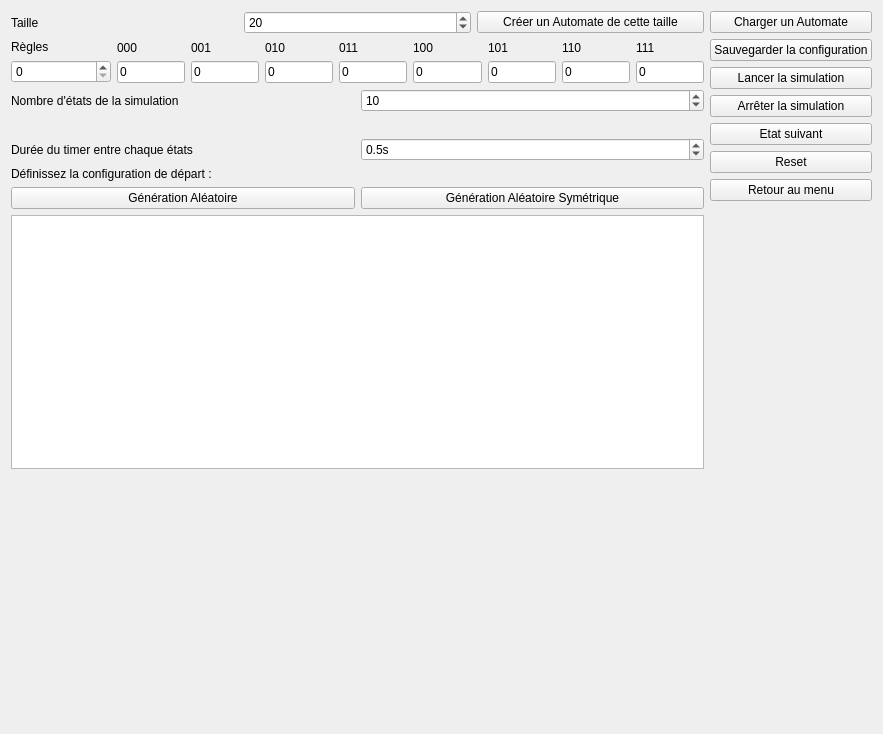
First picture: the form in automate_1d.ui, repository artemisart/lo21-gameoflife, before the edit.
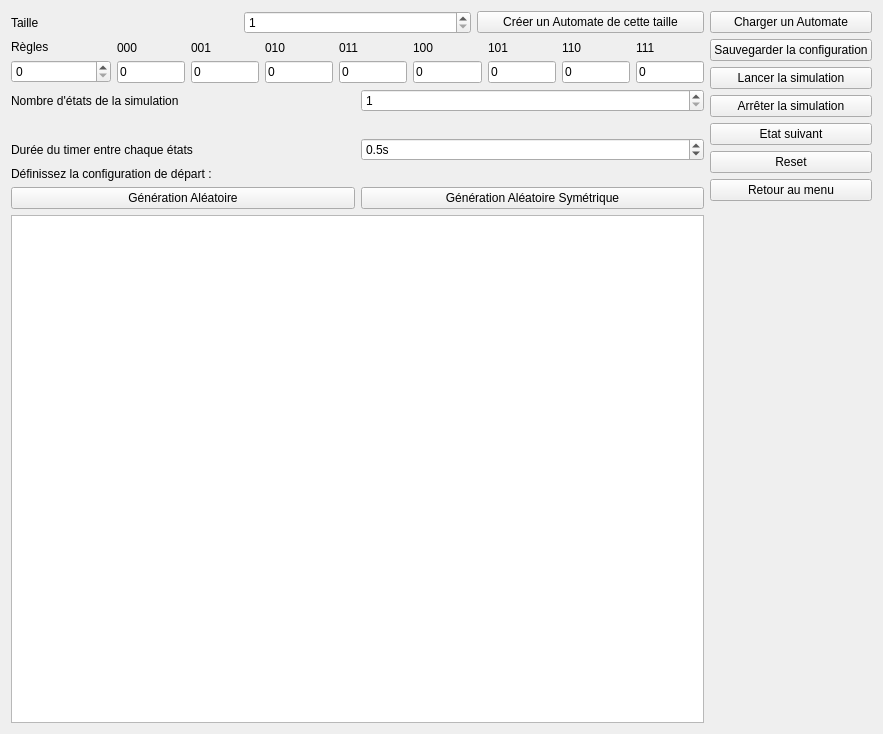
Second picture: the form after the edit.

Commit message: 1d ui : rename elements, change parameters

Diff of the .ui file:
```diff
--- a/automate_1d.ui
+++ b/automate_1d.ui
@@ -29,9 +29,12 @@
         </widget>
        </item>
        <item>
-        <widget class="QSpinBox" name="size_Box">
-         <property name="value">
-          <number>20</number>
+        <widget class="QSpinBox" name="sizeSpinbox">
+         <property name="minimum">
+          <number>1</number>
+         </property>
+         <property name="maximum">
+          <number>1000</number>
          </property>
         </widget>
        </item>
@@ -239,8 +242,11 @@
        </item>
        <item>
         <widget class="QSpinBox" name="nb_etats">
-         <property name="value">
-          <number>10</number>
+         <property name="minimum">
+          <number>1</number>
+         </property>
+         <property name="maximum">
+          <number>1000</number>
          </property>
         </widget>
        </item>
@@ -329,10 +335,10 @@
         </size>
        </property>
        <property name="verticalScrollBarPolicy">
-        <enum>Qt::ScrollBarAlwaysOff</enum>
+        <enum>Qt::ScrollBarAsNeeded</enum>
        </property>
        <property name="horizontalScrollBarPolicy">
-        <enum>Qt::ScrollBarAlwaysOff</enum>
+        <enum>Qt::ScrollBarAsNeeded</enum>
        </property>
        <property name="sizeAdjustPolicy">
         <enum>QAbstractScrollArea::AdjustToContents</enum>
@@ -348,19 +354,6 @@
        </attribute>
       </widget>
      </item>
-     <item>
-      <spacer name="verticalSpacer_2">
-       <property name="orientation">
-        <enum>Qt::Vertical</enum>
-       </property>
-       <property name="sizeHint" stdset="0">
-        <size>
-         <width>20</width>
-         <height>40</height>
-        </size>
-       </property>
-      </spacer>
-     </item>
     </layout>
    </item>
    <item>
```
Left out of the diff: 6 changed lines with no effect on the pictures. The commit also changes 1 other file.
